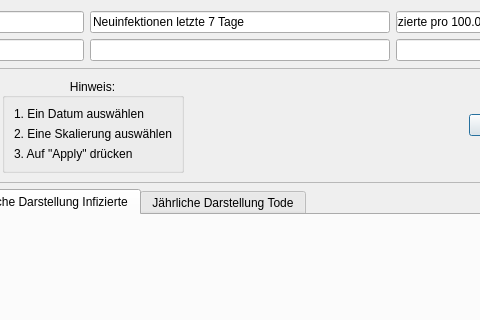
Before: the Qt Designer form src/tschechien.ui in JosephBisso/Starlink, drawn with Qt 5; both pictures show x 430 to 910 and y 0 to 320 of the 1000 by 700 pixel window.
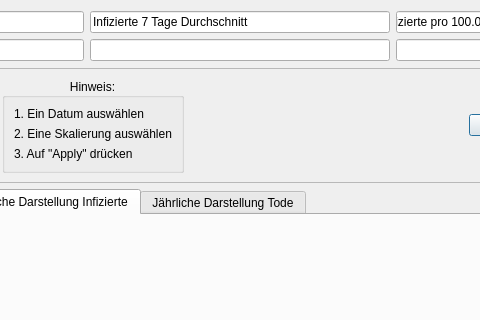
After: the same form once the commit is applied.

The edit to the form file:
```diff
--- a/src/tschechien.ui
+++ b/src/tschechien.ui
@@ -35,7 +35,7 @@
         </size>
        </property>
        <property name="text">
-        <string>Neuinfektionen letzte 7 Tage</string>
+        <string>Infizierte 7 Tage Durchschnitt</string>
        </property>
        <property name="readOnly">
         <bool>true</bool>
```
